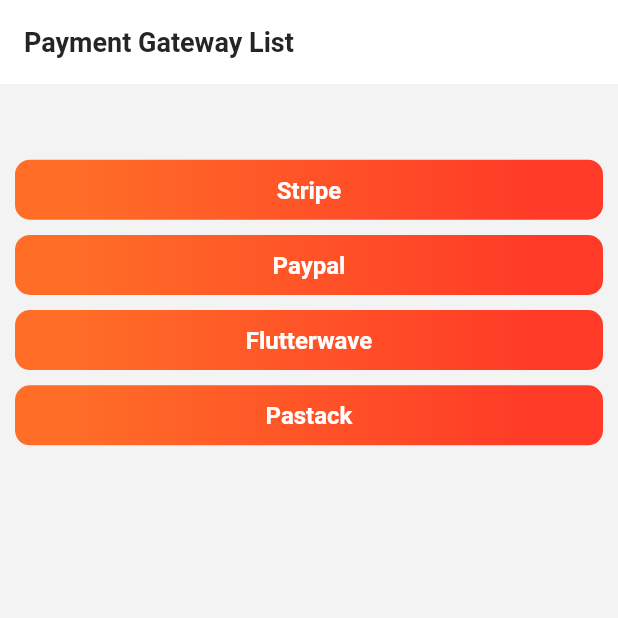
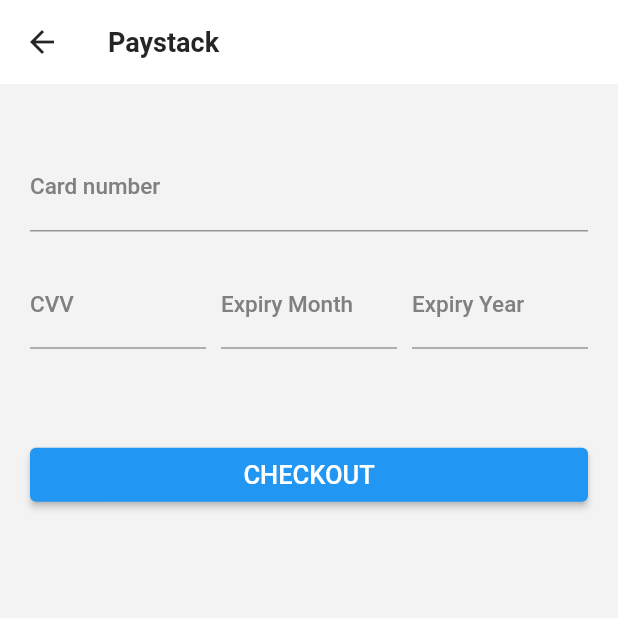
Before and after one commit to fozlerabbi321/all_payment_gateway_flutter, a Flutter app: the HomeScreen screen opened directly, after a tap on "Pastack", on a phone screen of 412 x 824 dp, the top half of it. Run offline on Flutter 3.47's test engine with Material 2 defaults, Android fonts, the phone set to English and light mode, and no system bars; our stand-ins replace flutter_spinkit, flutter_svg, get, get_storage, google_fonts, shared_preferences; missing offline and left inert: flutter_paypal, flutter_paystack, flutter_stripe, flutterwave; accounts and stored records are empty.

Commit message:
Added paystack payment method

```diff
--- /dev/null
+++ b/lib/view/screens/gateway/paystack_screen.dart
@@ -0,0 +1,261 @@
+import 'dart:developer';
+import 'dart:io';
+import 'package:flutter/cupertino.dart';
+import 'package:flutter/material.dart';
+import 'package:flutter_paystack/flutter_paystack.dart';
+import 'package:get/get.dart';
+import 'package:mystarter/constants/strings.dart';
+
+class PayStackScreen extends StatefulWidget {
+  const PayStackScreen({Key? key}) : super(key: key);
+
+  @override
+  _HomePageState createState() => _HomePageState();
+}
+
+class _HomePageState extends State<PayStackScreen> {
+  final _scaffoldKey = GlobalKey<ScaffoldState>();
+  final _formKey = GlobalKey<FormState>();
+  final _verticalSizeBox = const SizedBox(height: 20.0);
+  final _horizontalSizeBox = const SizedBox(width: 10.0);
+  final plugin = PaystackPlugin();
+  bool _inProgress = false;
+  String? _cardNumber;
+  String? _cvv;
+  int? _expiryMonth;
+  int? _expiryYear;
+
+  @override
+  void initState() {
+    plugin.initialize(publicKey: kPayStackPublicKey);
+    super.initState();
+  }
+
+  @override
+  Widget build(BuildContext context) {
+    return Scaffold(
+      key: _scaffoldKey,
+      appBar: AppBar(title: Text('Paystack'.tr, )),
+      body: Container(
+        padding: const EdgeInsets.all(20.0),
+        child: Form(
+          key: _formKey,
+          child: SingleChildScrollView(
+            child: ListBody(
+              children: <Widget>[
+                _verticalSizeBox,
+                TextFormField(
+                  decoration: const InputDecoration(
+                    border: UnderlineInputBorder(),
+                    labelText: 'Card number',
+                  ),
+                  onSaved: (String? value) => _cardNumber = value,
+                ),
+                _verticalSizeBox,
+                Row(
+                  mainAxisAlignment: MainAxisAlignment.spaceBetween,
+                  crossAxisAlignment: CrossAxisAlignment.center,
+                  children: <Widget>[
+                    Expanded(
+                      child: TextFormField(
+                        decoration: const InputDecoration(
+                          border: UnderlineInputBorder(),
+                          labelText: 'CVV',
+                        ),
+                        onSaved: (String? value) => _cvv = value,
+                      ),
+                    ),
+                    _horizontalSizeBox,
+                    Expanded(
+                      child: TextFormField(
+                        decoration: const InputDecoration(
+                          border: UnderlineInputBorder(),
+                          labelText: 'Expiry Month',
+                        ),
+                        onSaved: (String? value) =>
+                        _expiryMonth = int.tryParse(value ?? ""),
+                      ),
+                    ),
+                    _horizontalSizeBox,
+                    Expanded(
+                      child: TextFormField(
+                        decoration: const InputDecoration(
+                          border: UnderlineInputBorder(),
+                          labelText: 'Expiry Year',
+                        ),
+                        onSaved: (String? value) =>
+                        _expiryYear = int.tryParse(value ?? ""),
+                      ),
+                    )
+                  ],
+                ),
+                _verticalSizeBox,
+                Theme(
+                  data: Theme.of(context).copyWith(
+                    primaryColorLight: Colors.white,
+                    primaryColorDark: navyBlue,
+                    textTheme: Theme.of(context).textTheme.copyWith(
+                      bodyText2: const TextStyle(
+                        color: lightBlue,
+                      ),
+                    ), colorScheme: ColorScheme.fromSwatch().copyWith(secondary: green),
+                  ),
+                  child: Builder(
+                    builder: (context) {
+                      return _inProgress
+                          ? Container(
+                        alignment: Alignment.center,
+                        height: 50.0,
+                        child: Platform.isIOS
+                            ? const CupertinoActivityIndicator()
+                            : const CircularProgressIndicator(),
+                      )
+                          : Column(
+                        mainAxisSize: MainAxisSize.min,
+                        children: <Widget>[
+                          const SizedBox(
+                            height: 40.0,
+                          ),
+                          SizedBox(
+                            width: double.infinity,
+                            child: _getPlatformButton(
+                              'Checkout',
+                                  () => _handleCheckout(context),
+                            ),
+                          ),
+                        ],
+                      );
+                    },
+                  ),
+                )
+              ],
+            ),
+          ),
+        ),
+      ),
+    );
+  }
+
+  _handleCheckout(BuildContext context) async {
+    setState(() => _inProgress = true);
+    _formKey.currentState?.save();
+    Charge charge = Charge()
+      ..amount = 10000 // In base currency
+      ..email = 'customer@email.com'
+      ..card = _getCardFromUI();
+
+    charge.reference = _getReference();
+
+
+    try {
+      CheckoutResponse response = await plugin.checkout(
+        context,
+        method: CheckoutMethod.card,
+        charge: charge,
+        fullscreen: false,
+        logo: const MyLogo(),
+      );
+      log('Response = $response');
+      setState(() => _inProgress = false);
+      _updateStatus(response.reference, '$response');
+    } catch (e) {
+      setState(() => _inProgress = false);
+      _showMessage("Check console for error");
+      rethrow;
+    }
+  }
+
+
+  String _getReference() {
+    String platform;
+    if (Platform.isIOS) {
+      platform = 'iOS';
+    } else {
+      platform = 'Android';
+    }
+
+    return 'ChargedFrom${platform}_${DateTime.now().millisecondsSinceEpoch}';
+  }
+
+  PaymentCard _getCardFromUI() {
+    // Using just the must-required parameters.
+    return PaymentCard(
+      number: _cardNumber,
+      cvc: _cvv,
+      expiryMonth: _expiryMonth,
+      expiryYear: _expiryYear,
+    );
+  }
+
+  Widget _getPlatformButton(String string, Function() function) {
+    // is still in progress
+    Widget widget;
+    if (Platform.isIOS) {
+      widget = CupertinoButton(
+        onPressed: function,
+        padding: const EdgeInsets.symmetric(horizontal: 15.0),
+        color: CupertinoColors.activeBlue,
+        child: Text(
+          string,
+          maxLines: 1,
+          overflow: TextOverflow.ellipsis,
+        ),
+      );
+    } else {
+      widget = ElevatedButton(
+        onPressed: function,
+        child: Text(
+          string.toUpperCase(),
+          style: const TextStyle(fontSize: 17.0),
+        ),
+      );
+    }
+    return widget;
+  }
+
+
+  _updateStatus(String? reference, String message) {
+    _showMessage('Reference: $reference \n Response: $message',
+        const Duration(seconds: 7));
+  }
+
+  _showMessage(String message,
+      [Duration duration = const Duration(seconds: 4)]) {
+    ScaffoldMessenger.of(context).showSnackBar(SnackBar(
+      content: Text(message),
+      duration: duration,
+      action: SnackBarAction(
+          label: 'CLOSE',
+          onPressed: () =>
+              ScaffoldMessenger.of(context).removeCurrentSnackBar()),
+    ));
+  }
+}
+
+class MyLogo extends StatelessWidget {
+  const MyLogo({Key? key}) : super(key: key);
+
+  @override
+  Widget build(BuildContext context) {
+    return Container(
+      decoration: const BoxDecoration(
+        shape: BoxShape.circle,
+        color: Colors.black,
+      ),
+      alignment: Alignment.center,
+      padding: const EdgeInsets.all(10),
+      child: const Text(
+        "CO",
+        style: TextStyle(
+          color: Colors.white,
+          fontSize: 13,
+          fontWeight: FontWeight.bold,
+        ),
+      ),
+    );
+  }
+}
+
+const Color green = Color(0xFF3db76d);
+const Color lightBlue = Color(0xFF34a5db);
+const Color navyBlue = Color(0xFF031b33);
--- a/lib/view/screens/home/home_screen.dart
+++ b/lib/view/screens/home/home_screen.dart
@@ -10,6 +10,7 @@ import 'package:mystarter/view/screens/gateway/flutter_wave_screen.dart';
 import '../../../constants/size_config.dart';
 import '../../../helper/stripe_payment_helpter.dart';
 import '../../widgets/default_btn.dart';
+import '../gateway/paystack_screen.dart';
 
 class HomeScreen extends StatelessWidget {
   const HomeScreen({Key? key}) : super(key: key);
@@ -61,6 +62,7 @@ class HomeScreen extends StatelessWidget {
                 title: 'Flutterwave'.tr,
                 onPress: () async {
                  Get.to(() => const FlutterWaveScreen());
+
                 },
               ),
               kHeightBox10,
@@ -69,10 +71,7 @@ class HomeScreen extends StatelessWidget {
                 radius: 10.0,
                 title: 'Pastack'.tr,
                 onPress: () async {
-                  await StripePaymentHelper().makePayment(
-                    context: context,
-                    amount: '250',
-                  );
+                  Get.to(() => const PayStackScreen());
                 },
               ),
               kHeightBox10,
```
